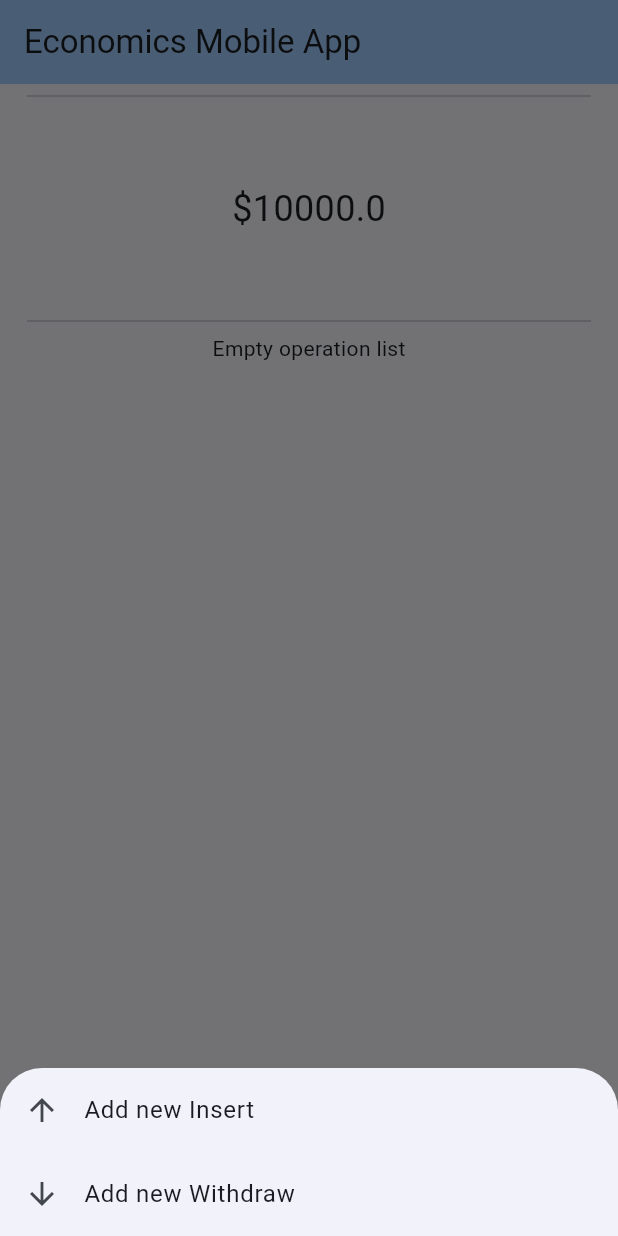
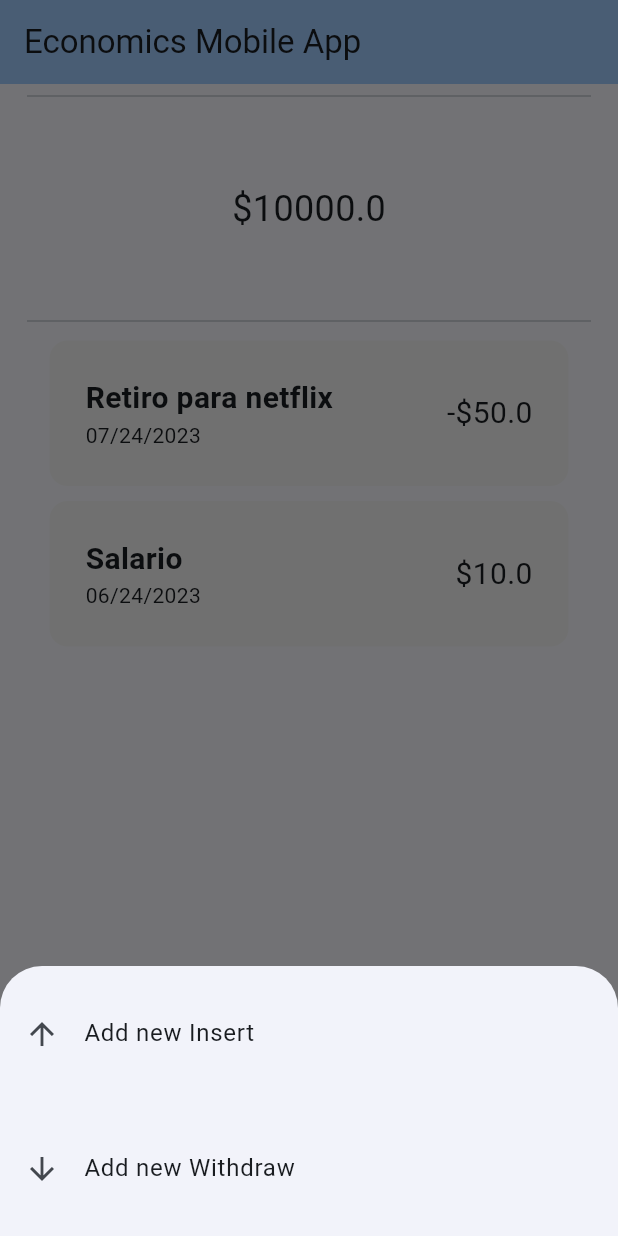
Before and after one commit to Elias288/Economics-Mobile-App, a Flutter app: the screen it shows after launch, after a tap on the "add" icon, on a phone screen of 412 x 824 dp. Run offline on Flutter 3.47's test engine with Material 2 defaults, Android fonts, the phone set to English and light mode, and no system bars; drawn by our look-alikes of flutter_slidable.

Commit message:
Editar y eliminar operación

```diff
--- a/app/lib/components/info_card.dart
+++ b/app/lib/components/info_card.dart
@@ -1,37 +1,99 @@
+import 'package:app/pages/update_operation_page.dart';
+import 'package:app/utils/operations.dart';
 import 'package:flutter/material.dart';
+import 'package:flutter_slidable/flutter_slidable.dart';
 
 class InfoCard extends StatelessWidget {
-  // {"amount": 50, "type": "substract", "date": "07/24/2023"},
-  final double amount;
-  final String type;
-  final String operationDate;
+  // get the operation info
+  final Operation operation;
+  final int index;
+  final Function onUpdateOperation;
 
-  const InfoCard({
+  // function to remove operation
+  final Function(BuildContext)? onRemoveOperation;
+
+  final ValueNotifier<OperationType> _selectedType =
+      ValueNotifier(OperationType.insert);
+
+  InfoCard({
     super.key,
-    required this.amount,
-    required this.type,
-    required this.operationDate,
+    required this.operation,
+    required this.onRemoveOperation,
+    required this.onUpdateOperation,
+    required this.index,
   });
+
+  void updateOperation(BuildContext context) {
+    Navigator.push(
+      context,
+      MaterialPageRoute(
+        builder: (context) => UpdateOperationPage(
+          operationTitle: "Update the operation",
+          operation: operation,
+        ),
+      ),
+    ).then((value) {
+      if (value != null) {
+        onUpdateOperation(index, value, operation);
+      }
+    });
+  }
 
   @override
   Widget build(BuildContext context) {
-    return Card(
+    _selectedType.value = operation.type;
+
+    return Slidable(
+      endActionPane: ActionPane(
+        motion: const StretchMotion(),
+        children: [
+          // edit operation
+          SlidableAction(
+            onPressed: (context) => updateOperation(context),
+            icon: Icons.edit,
+            backgroundColor: Colors.blue.shade200,
+            borderRadius: BorderRadius.circular(12),
+          ),
+          // delete operation
+          SlidableAction(
+            onPressed: onRemoveOperation,
+            icon: Icons.delete,
+            backgroundColor: Colors.red.shade400,
+            borderRadius: BorderRadius.circular(12),
+          ),
+        ],
+      ),
       child: Padding(
-        padding: const EdgeInsets.symmetric(horizontal: 15, vertical: 20),
+        padding: const EdgeInsets.symmetric(horizontal: 15, vertical: 5),
+        child: Container(
+          padding: const EdgeInsets.all(24),
+          decoration: BoxDecoration(
+            color: Colors.grey[100],
+            borderRadius: BorderRadius.circular(12),
+          ),
           child: Row(
             mainAxisAlignment: MainAxisAlignment.spaceBetween,
             children: [
-            Text(operationDate),
-            Text(type == "Withdraw"
-                ? "-\$${amount.toString()}"
-                : "\$${amount.toString()}"),
-            Row(
+              Column(
+                mainAxisSize: MainAxisSize.min,
+                crossAxisAlignment: CrossAxisAlignment.start,
                 children: [
-                IconButton(onPressed: () {}, icon: const Icon(Icons.edit)),
-                IconButton(onPressed: () {}, icon: const Icon(Icons.delete))
+                  Text(
+                    operation.cause,
+                    style: const TextStyle(
+                        fontWeight: FontWeight.bold, fontSize: 20),
+                  ),
+                  Text(operation.operationDate),
                 ],
-            )
+              ),
+              Text(
+                operation.type == OperationType.withdraw
+                    ? "-\$${operation.amount.toString()}"
+                    : "\$${operation.amount.toString()}",
+                style: const TextStyle(fontSize: 20),
+              ),
             ],
+          ),
         ),
       ),
     );
--- /dev/null
+++ b/app/lib/components/modal_add_operations.dart
@@ -0,0 +1,31 @@
+import 'package:app/utils/operations.dart';
+import 'package:flutter/material.dart';
+
+class ModalAddOperations extends StatelessWidget {
+  const ModalAddOperations({super.key});
+
+  @override
+  Widget build(BuildContext context) {
+    return Column(
+      mainAxisSize: MainAxisSize.min,
+      children: [
+        ListTile(
+          leading: const Icon(Icons.arrow_upward),
+          title: const Padding(
+            padding: EdgeInsets.symmetric(vertical: 25),
+            child: Text("Add new Insert"),
+          ),
+          onTap: () => Navigator.pop(context, OperationType.insert),
+        ),
+        ListTile(
+          leading: const Icon(Icons.arrow_downward),
+          title: const Padding(
+            padding: EdgeInsets.symmetric(vertical: 25),
+            child: Text("Add new Withdraw"),
+          ),
+          onTap: () => Navigator.pop(context, OperationType.withdraw),
+        ),
+      ],
+    );
+  }
+}
--- a/app/lib/pages/my_home_page.dart
+++ b/app/lib/pages/my_home_page.dart
@@ -1,6 +1,6 @@
-// import 'package:app/components/dropdown_months.dart';
-import 'package:app/components/modal_bottom_sheet_operations.dart';
+import 'package:app/components/modal_add_operations.dart';
 import 'package:app/components/info_card.dart';
+import 'package:app/pages/create_operation_page.dart';
 import 'package:app/utils/operations.dart';
 import 'package:flutter/material.dart';
 
@@ -15,29 +15,116 @@ class MyHomePage extends StatefulWidget {
 
 class _MyHomePageState extends State<MyHomePage> {
   double totalAmount = 10000;
-  List operationList = <Operations>[
-    // AMOUNT, TYPE, OPERATION DATE
-    // Operations(amount: 50.0, type: "Withdraw", operationDate: "07/24/2023"),
-    // Operations(amount: 10.0, type: "Insert", operationDate: "06/24/2023"),
+  List operationList = <Operation>[
+    Operation(
+      amount: 50.0,
+      type: OperationType.withdraw,
+      operationDate: "07/24/2023",
+      cause: "Retiro para netflix",
+    ),
+    Operation(
+      amount: 10.0,
+      type: OperationType.insert,
+      operationDate: "06/24/2023",
+      cause: "Salario",
+    ),
   ];
 
-  void addOperation(Operations operation) {
+  void _openSelectionModal(context) async {
+    final selectionResult = await showModalBottomSheet(
+      context: context,
+      builder: (context) => const ModalAddOperations(),
+    );
+
+    if (selectionResult == OperationType.insert ||
+        selectionResult == OperationType.withdraw) {
+      Navigator.push(
+        context,
+        MaterialPageRoute(
+          builder: (context) => CreateOperationPage(
+            operationType: selectionResult,
+            operationTitle: selectionResult == OperationType.insert
+                ? "Add an Insert"
+                : "Add a Withdraw",
+          ),
+        ),
+      ).then((newItem) {
+        if (newItem != null) _addOperation(newItem);
+      });
+    }
+  }
+
+  void _addOperation(Operation operation) {
     setState(() {
       operationList.add(operation);
       // print([amount, type, operationDate]);
+    });
 
-      if (operation.type == "Withdraw") {
+    if (operation.type == OperationType.withdraw) {
       // WITHDRAW MONEY FROM THE TOTAL AMOUNT
       setState(() {
         totalAmount = totalAmount - operation.amount;
       });
-      } else if (operation.type == "Insert") {
+    } else if (operation.type == OperationType.insert) {
       // INSERT MONEY FROM THE TOTAL AMOUNT
       setState(() {
         totalAmount = totalAmount + operation.amount;
       });
     }
+  }
+
+  void _removeOperation(int index) {
+    setState(() {
+      Operation operation = operationList[index];
+      operationList.removeAt(index);
+
+      if (operation.type == OperationType.withdraw) {
+        // insert the extracted amount to the total amount
+        setState(() {
+          totalAmount = totalAmount + operation.amount;
         });
+      } else if (operation.type == OperationType.insert) {
+        // withdraws the amount withdrawn in the total amount
+        setState(() {
+          totalAmount = totalAmount - operation.amount;
+        });
+      }
+    });
+  }
+
+  void _updateOperation(
+    int index,
+    Operation updatedOperation,
+    Operation previusOperation,
+  ) {
+    /* Navigator.push(
+      context,
+      MaterialPageRoute(
+        builder: (context) => UpdateOperationPage(
+            operationTitle: previusOperation.type == OperationType.insert
+                ? "Edit the insert"
+                : "Edit the Withdraw",
+            operation: previusOperation),
+      ),
+    ); */
+
+    setState(() {
+      operationList[index] = updatedOperation;
+    });
+
+    if (previusOperation.type == OperationType.withdraw) {
+      // the previous amount is added and the new amount is subtracted.
+      setState(() {
+        totalAmount =
+            totalAmount + previusOperation.amount - updatedOperation.amount;
+      });
+    } else if (previusOperation.type == OperationType.insert) {
+      // the previous amount is subtracted and the new amount is added.
+      setState(() {
+        totalAmount =
+            totalAmount - previusOperation.amount + updatedOperation.amount;
+      });
+    }
   }
 
   @override
@@ -92,12 +179,14 @@ class _MyHomePageState extends State<MyHomePage> {
                     child: ListView.builder(
                       itemCount: operationList.length,
                       itemBuilder: (context, index) {
-                        Operations op = operationList[index];
+                        Operation operation = operationList[index];
 
                         return InfoCard(
-                          amount: op.amount,
-                          type: op.type,
-                          operationDate: op.operationDate,
+                          index: index,
+                          operation: operation,
+                          onRemoveOperation: (context) =>
+                              _removeOperation(index),
+                          onUpdateOperation: _updateOperation,
                         );
                       },
                     ),
@@ -108,14 +197,8 @@ class _MyHomePageState extends State<MyHomePage> {
 
       // BOTON FLOTANTE
       floatingActionButton: FloatingActionButton(
-        onPressed: () {
         // MODAL PARA ELEGIR OPERACIÓN
-          showModalBottomSheet<void>(
-            context: context,
-            builder: (context) =>
-                ModalBottonSheetOperations(onAddOperation: addOperation),
-          );
-        },
+        onPressed: () => _openSelectionModal(context),
         tooltip: "Add an Operation",
         child: const Icon(Icons.add),
       ),
--- a/app/lib/utils/operations.dart
+++ b/app/lib/utils/operations.dart
@@ -1,7 +1,15 @@
-class Operations {
+enum OperationType { withdraw, insert }
+
+class Operation {
   final double amount;
-  final String type;
+  final OperationType type;
   final String operationDate;
+  final String cause;
 
-  Operations({required this.amount, required this.type, required this.operationDate});
+  Operation({
+    required this.amount,
+    required this.type,
+    required this.operationDate,
+    required this.cause,
+  });
 }
--- a/app/pubspec.yaml
+++ b/app/pubspec.yaml
@@ -35,6 +35,7 @@ dependencies:
   # The following adds the Cupertino Icons font to your application.
   # Use with the CupertinoIcons class for iOS style icons.
   cupertino_icons: ^1.0.2
+  flutter_slidable: ^3.0.0
 
 dev_dependencies:
   flutter_test:
```
Also changed, not shown: app/lib/components/add_new_operation_box.dart (deleted, +0 -43 lines), app/lib/components/modal_bottom_sheet_operations.dart (deleted, +0 -74 lines), app/lib/pages/create_operation_page.dart (added, +100 -0 lines), app/lib/pages/update_operation_page.dart (added, +108 -0 lines), app/pubspec.lock. Lines whose indentation alone changed are shown as unchanged.
